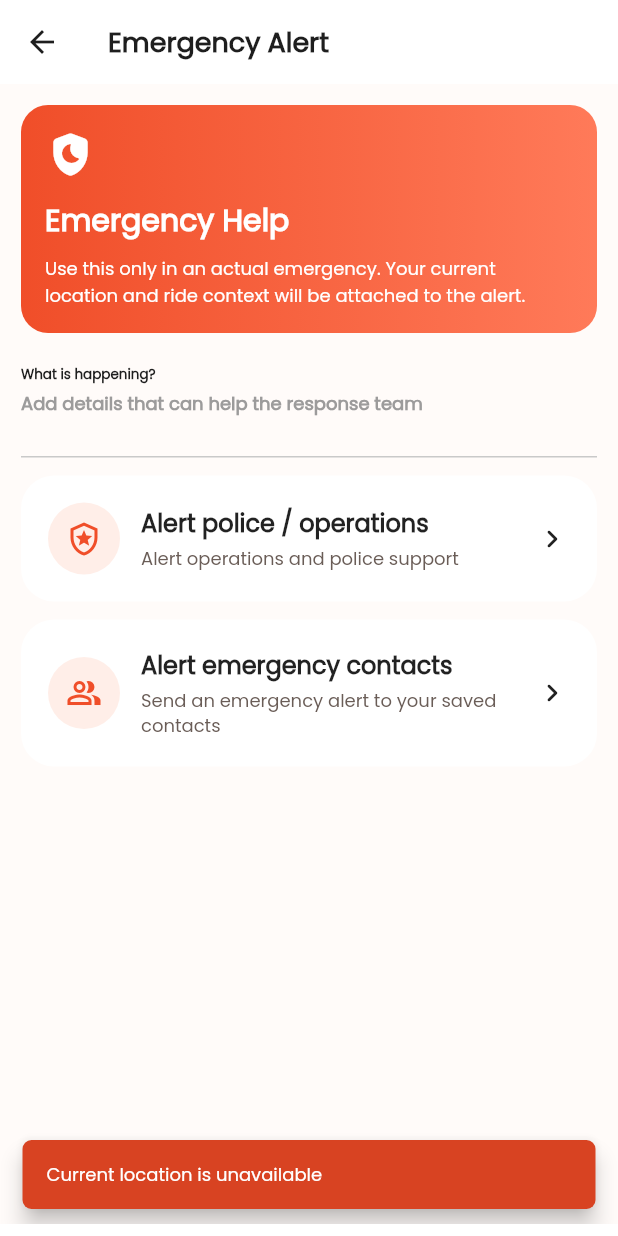
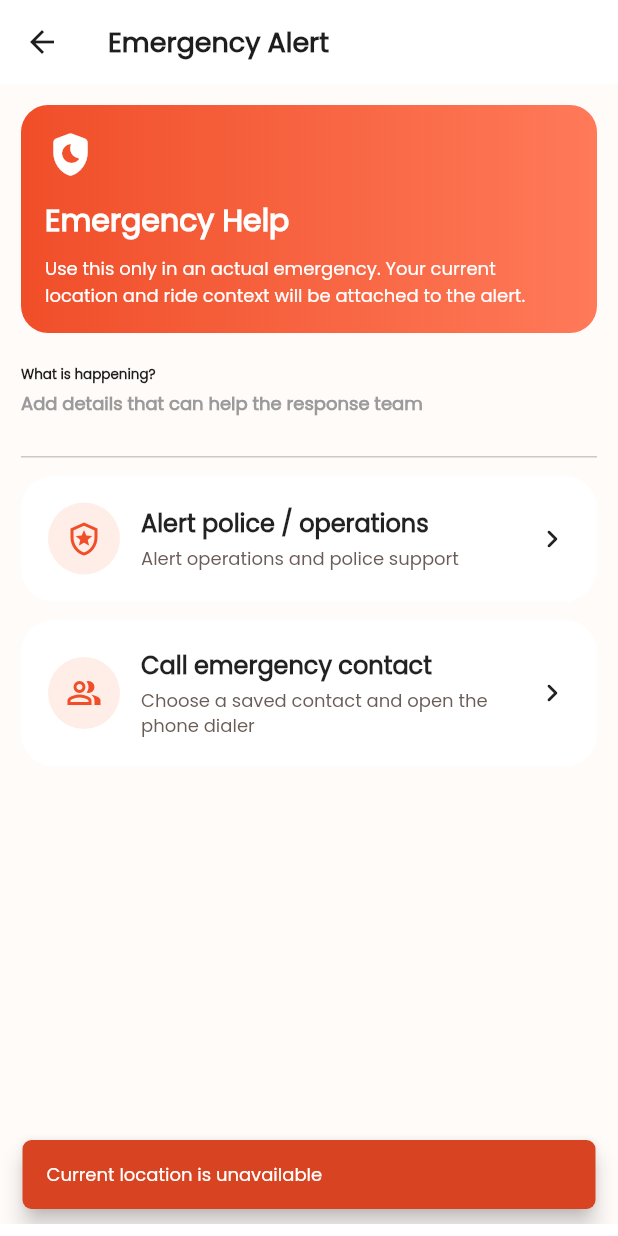
Before and after one commit to dmashiku07/shilota-passenger, a Flutter app: the SosPage screen opened directly with empty values, after a tap on "Alert police / operations", on a phone screen of 412 x 824 dp. Run offline on Flutter 3.47's test engine with Material 3 defaults, Android fonts, the phone set to English and light mode, and no system bars; our stand-ins replace dio, flutter_local_notifications, flutter_riverpod, geocoding, geolocator, go_router and 8 more; missing offline and left inert: dart:html, dart:js, dart:js_interop, dart:ui_web, dart_webrtc, socket_io_common and 1 more; accounts and stored records are empty; network calls fail.

Commit message:
Open passenger emergency calls in device dialer

```diff
--- a/lib/src/features/account/presentation/sos_page.dart
+++ b/lib/src/features/account/presentation/sos_page.dart
@@ -1,6 +1,7 @@
 import 'package:flutter/material.dart';
 import 'package:flutter_riverpod/flutter_riverpod.dart';
 import 'package:geolocator/geolocator.dart';
+import 'package:url_launcher/url_launcher.dart';
 
 import '../../../core/config/app_config.dart';
 import '../data/account_repository.dart';
@@ -25,6 +26,7 @@ class _SosPageState extends ConsumerState<SosPage> {
   bool _isSending = false;
   Position? _position;
   AdminData? _adminData;
+  List<EmergencyContact> _emergencyContacts = const <EmergencyContact>[];
 
   @override
   void dispose() {
@@ -39,8 +41,17 @@ class _SosPageState extends ConsumerState<SosPage> {
   }
 
   Future<void> _bootstrap() async {
-    await _loadAdminData();
+    await Future.wait<void>([_loadAdminData(), _loadEmergencyContacts()]);
     await _loadPosition();
+  }
+
+  Future<void> _loadEmergencyContacts() async {
+    try {
+      final profile = await ref.read(accountRepositoryProvider).getProfile();
+      if (mounted) {
+        setState(() => _emergencyContacts = profile.emergencyContacts);
+      }
+    } catch (_) {}
   }
 
   Future<void> _loadAdminData() async {
@@ -79,7 +90,7 @@ class _SosPageState extends ConsumerState<SosPage> {
     } catch (_) {}
   }
 
-  Future<void> _sendAlert({
+  Future<bool> _sendAlert({
     required String actionType,
     required String message,
     required String contactTarget,
@@ -89,7 +100,7 @@ class _SosPageState extends ConsumerState<SosPage> {
       ScaffoldMessenger.of(context).showSnackBar(
         const SnackBar(content: Text('Current location is unavailable')),
       );
-      return;
+      return false;
     }
 
     setState(() => _isSending = true);
@@ -107,22 +118,94 @@ class _SosPageState extends ConsumerState<SosPage> {
             ),
           );
       if (!mounted) {
-        return;
+        return true;
       }
       ScaffoldMessenger.of(context).showSnackBar(
         const SnackBar(content: Text('Emergency Alert sent')),
       );
+      return true;
     } catch (error) {
       if (!mounted) {
-        return;
+        return false;
       }
       ScaffoldMessenger.of(context).showSnackBar(
         SnackBar(content: Text('$error')),
       );
+      return false;
     } finally {
       if (mounted) {
         setState(() => _isSending = false);
       }
+    }
+  }
+
+  Future<void> _openDialer(String number) async {
+    final normalized = number.trim();
+    if (normalized.isEmpty) {
+      _showMessage('No emergency number has been configured yet.');
+      return;
+    }
+    final launched = await launchUrl(
+      Uri(scheme: 'tel', path: normalized),
+      mode: LaunchMode.externalApplication,
+    );
+    if (!launched && mounted) {
+      _showMessage('Unable to open the phone dialer.');
+    }
+  }
+
+  void _showMessage(String message) {
+    if (mounted) {
+      ScaffoldMessenger.of(context)
+          .showSnackBar(SnackBar(content: Text(message)));
+    }
+  }
+
+  Future<void> _callPolice() async {
+    final number =
+        _adminData?.emergencyContact?.trim() ?? AppConfig.emergencyContact;
+    final sent = await _sendAlert(
+      actionType: 'police',
+      message: 'Rider opened police emergency call',
+      contactTarget: number,
+    );
+    if (sent) {
+      await _openDialer(number);
+    }
+  }
+
+  Future<void> _selectAndCallEmergencyContact() async {
+    if (_emergencyContacts.isEmpty) {
+      _showMessage('Add an emergency contact before making an emergency call.');
+      return;
+    }
+    final selected = await showModalBottomSheet<EmergencyContact>(
+      context: context,
+      builder: (sheetContext) => SafeArea(
+        child: ListView(
+          shrinkWrap: true,
+          children: <Widget>[
+            const ListTile(title: Text('Call emergency contact')),
+            ..._emergencyContacts.map((contact) => ListTile(
+                  leading: const Icon(Icons.phone_in_talk_rounded),
+                  title: Text(contact.name ?? 'Emergency contact'),
+                  subtitle: Text(contact.phoneNumber ?? ''),
+                  onTap: () => Navigator.of(sheetContext).pop(contact),
+                )),
+          ],
+        ),
+      ),
+    );
+    if (selected == null) {
+      return;
+    }
+    final sent = await _sendAlert(
+      actionType: 'emergency_contact',
+      message: 'Rider opened emergency contact call',
+      contactTarget: selected.phoneNumber ?? '',
+    );
+    if (sent) {
+      await _openDialer(selected.phoneNumber ?? '');
     }
   }
 
@@ -180,30 +263,14 @@ class _SosPageState extends ConsumerState<SosPage> {
             subtitle: (_adminData?.emergencyContact?.trim().isNotEmpty ?? false)
                 ? 'Emergency line: ${_adminData!.emergencyContact}'
                 : 'Alert operations and police support',
-            onTap: _isSending
-                ? null
-                : () => _sendAlert(
-                      actionType: 'police',
-                      message: 'Rider called police control room',
-                      contactTarget:
-                          (_adminData?.emergencyContact?.trim().isNotEmpty ??
-                                  false)
-                              ? _adminData!.emergencyContact!.trim()
-                              : AppConfig.emergencyContact,
-                    ),
+            onTap: _isSending ? null : _callPolice,
           ),
           const SizedBox(height: 12),
           _SosActionTile(
             icon: Icons.people_alt_outlined,
-            title: 'Alert emergency contacts',
-            subtitle: 'Send an emergency alert to your saved contacts',
-            onTap: _isSending
-                ? null
-                : () => _sendAlert(
-                      actionType: 'emergency_contact',
-                      message: 'Rider alerted emergency contacts',
-                      contactTarget: 'emergency_contacts',
-                    ),
+            title: 'Call emergency contact',
+            subtitle: 'Choose a saved contact and open the phone dialer',
+            onTap: _isSending ? null : _selectAndCallEmergencyContact,
           ),
           const SizedBox(height: 18),
           if (_position != null)
```
